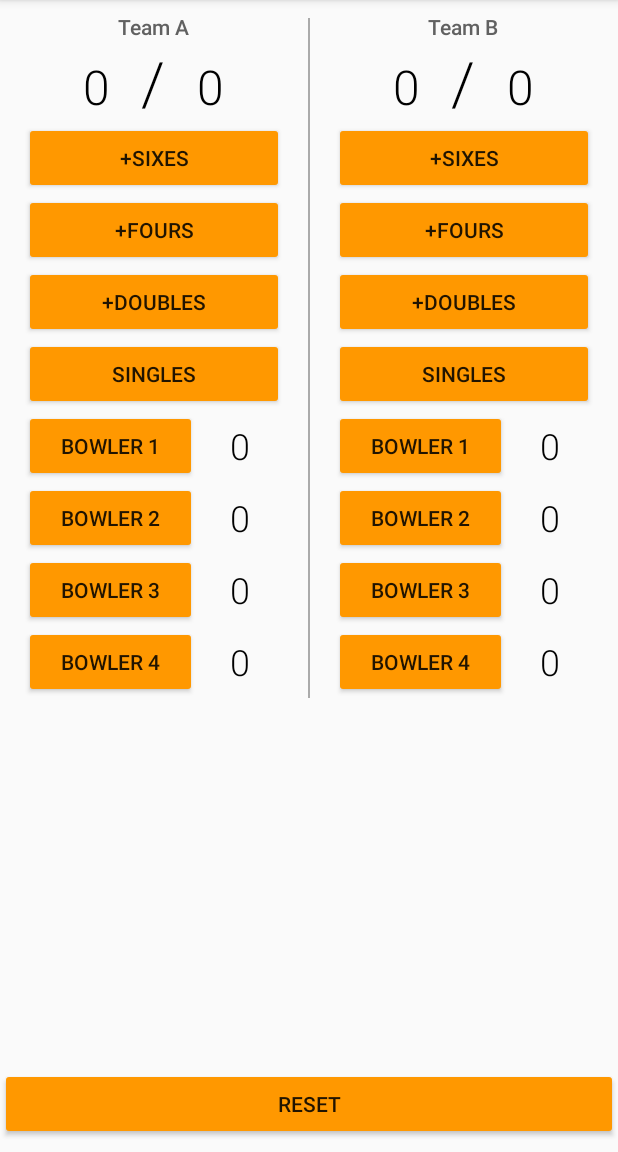
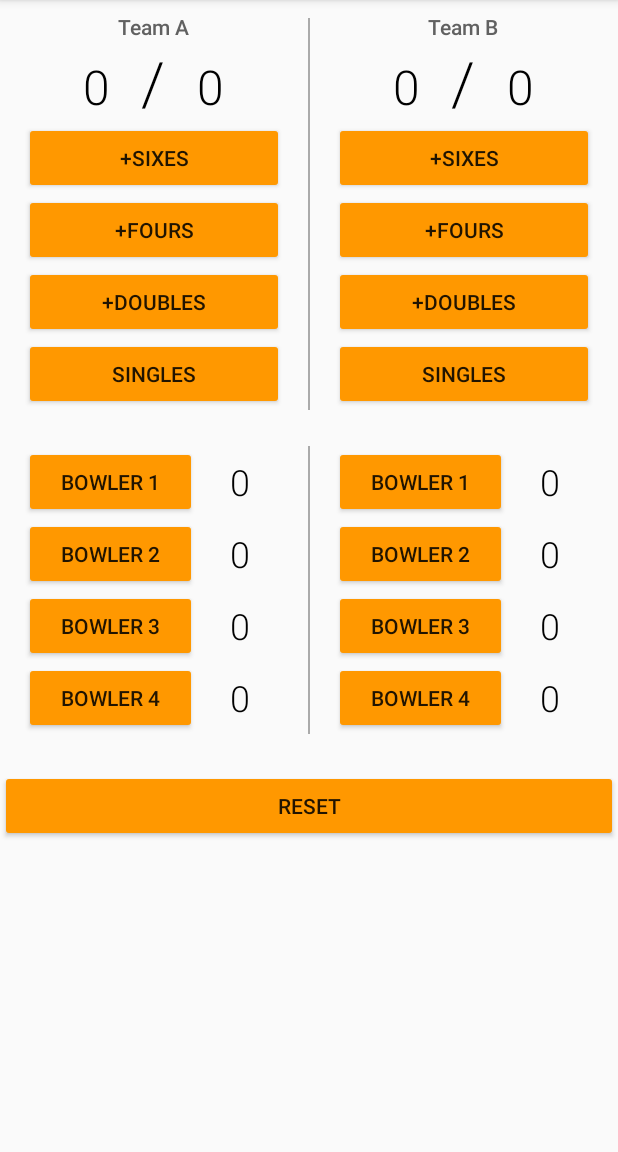
Before and after one commit to SrChip15/cricket-score-keeper, an Android app: the screen it shows after launch (MainActivity), on a phone screen of 412 x 824 dp, the part 84-1236 px from its top. Run offline under Robolectric (Android 15) with nearby library versions, the phone set to English and light mode, and no system bars.

```diff
--- a/app/build.gradle
+++ b/app/build.gradle
@@ -12,7 +12,7 @@ android {
     }
     buildTypes {
         release {
-            minifyEnabled false
+            minifyEnabled true
             proguardFiles getDefaultProguardFile('proguard-android.txt'), 'proguard-rules.pro'
         }
     }
@@ -25,4 +25,6 @@ dependencies {
     })
     compile 'com.android.support:appcompat-v7:27.0.2'
     testCompile 'junit:junit:4.12'
+
+    implementation "android.arch.lifecycle:extensions:1.0.0"
 }
--- a/app/src/main/java/com/example/android/cricketscorekeeper/MainActivity.java
+++ b/app/src/main/java/com/example/android/cricketscorekeeper/MainActivity.java
@@ -23,13 +23,80 @@ public class MainActivity extends AppCompatActivity {
 	int teamBBowler3 = 0;
 	int teamBBowler4 = 0;
 
+	private static final String TEAM_A_SCORE = "scoreTeamA";
+	private static final String TEAM_B_SCORE = "scoreTeamB";
+	private static final String TEAM_A_WICKETS = "wicketsTeamA";
+	private static final String TEAM_B_WICKETS = "wicketsTeamB";
+	private static final String TEAM_A_BOWLER_1 = "teamABowler1";
+	private static final String TEAM_A_BOWLER_2 = "teamABowler2";
+	private static final String TEAM_A_BOWLER_3 = "teamABowler3";
+	private static final String TEAM_A_BOWLER_4 = "teamABowler4";
+	private static final String TEAM_B_BOWLER_1 = "teamBBowler1";
+	private static final String TEAM_B_BOWLER_2 = "teamBBowler2";
+	private static final String TEAM_B_BOWLER_3 = "teamBBowler3";
+	private static final String TEAM_B_BOWLER_4 = "teamBBowler4";
+
 	/** This app displays an score form to track a cricket match's score */
 	@Override
 	protected void onCreate(Bundle savedInstanceState) {
 		super.onCreate(savedInstanceState);
 		setContentView(R.layout.activity_main);
+		if (savedInstanceState != null) {
+			scoreTeamA = savedInstanceState.getInt(TEAM_A_SCORE);
+			scoreTeamB = savedInstanceState.getInt(TEAM_B_SCORE);
+
+			wicketsTeamA = savedInstanceState.getInt(TEAM_A_WICKETS);
+			wicketsTeamB = savedInstanceState.getInt(TEAM_B_WICKETS);
+
+			teamABowler1 = savedInstanceState.getInt(TEAM_A_BOWLER_1);
+			teamABowler2 = savedInstanceState.getInt(TEAM_A_BOWLER_2);
+			teamABowler3 = savedInstanceState.getInt(TEAM_A_BOWLER_3);
+			teamABowler4 = savedInstanceState.getInt(TEAM_A_BOWLER_4);
+
+			teamBBowler1 = savedInstanceState.getInt(TEAM_B_BOWLER_1);
+			teamBBowler2 = savedInstanceState.getInt(TEAM_B_BOWLER_2);
+			teamBBowler3 = savedInstanceState.getInt(TEAM_B_BOWLER_3);
+			teamBBowler4 = savedInstanceState.getInt(TEAM_B_BOWLER_4);
+		}
+
 		displayForTeamA();
-		displayForTeamA();
+		displayForTeamB();
+
+		displayForTeamABowler1();
+		displayForTeamABowler2();
+		displayForTeamABowler3();
+		displayForTeamABowler4();
+
+		displayForTeamBBowler1();
+		displayForTeamBBowler2();
+		displayForTeamBBowler3();
+		displayForTeamBBowler4();
+	}
+
+	@Override
+	protected void onSaveInstanceState(Bundle saveCurrentState) {
+		// Score
+		saveCurrentState.putInt(TEAM_A_SCORE, scoreTeamA);
+		saveCurrentState.putInt(TEAM_B_SCORE, scoreTeamB);
+
+		// Wickets
+		saveCurrentState.putInt(TEAM_A_WICKETS, wicketsTeamA);
+		saveCurrentState.putInt(TEAM_B_WICKETS, wicketsTeamB);
+
+		// Individual bowler scores
+		// Team A
+		saveCurrentState.putInt(TEAM_A_BOWLER_1, teamABowler1);
+		saveCurrentState.putInt(TEAM_A_BOWLER_2, teamABowler2);
+		saveCurrentState.putInt(TEAM_A_BOWLER_3, teamABowler3);
+		saveCurrentState.putInt(TEAM_A_BOWLER_4, teamABowler4);
+
+		// Team B
+		saveCurrentState.putInt(TEAM_B_BOWLER_1, teamBBowler1);
+		saveCurrentState.putInt(TEAM_B_BOWLER_2, teamBBowler2);
+		saveCurrentState.putInt(TEAM_B_BOWLER_3, teamBBowler3);
+		saveCurrentState.putInt(TEAM_B_BOWLER_4, teamBBowler4);
+
+		super.onSaveInstanceState(saveCurrentState);
 	}
 
 	/** This method is invoked when team A's striking batsman hits a sixer (similar to home run) */
--- a/app/src/main/res/layout/activity_main.xml
+++ b/app/src/main/res/layout/activity_main.xml
@@ -1,8 +1,13 @@
 <?xml version="1.0" encoding="utf-8"?>
-<RelativeLayout xmlns:android="http://schemas.android.com/apk/res/android"
+<ScrollView
+    xmlns:android="http://schemas.android.com/apk/res/android"
     xmlns:tools="http://schemas.android.com/tools"
     android:layout_width="match_parent"
-    android:layout_height="match_parent"
+    android:layout_height="match_parent">
+
+    <RelativeLayout
+        android:layout_width="match_parent"
+        android:layout_height="wrap_content"
         tools:context="com.example.android.cricketscorekeeper.MainActivity">
 
         <LinearLayout
@@ -26,7 +31,7 @@
                     android:fontFamily="sans-serif-medium"
                     android:text="@string/header_team_a"
                     android:textColor="#616161"
-                android:textSize="14sp" />
+                    android:textSize="14sp"/>
 
                 <LinearLayout
                     android:layout_width="match_parent"
@@ -44,7 +49,7 @@
                         android:gravity="right"
                         android:text="@string/runs_or_wickets"
                         android:textColor="#000000"
-                    android:textSize="32sp" />
+                        android:textSize="32sp"/>
 
                     <TextView
                         android:layout_width="0dp"
@@ -54,7 +59,7 @@
                         android:gravity="center_horizontal"
                         android:text="/"
                         android:textColor="#000000"
-                    android:textSize="40sp" />
+                        android:textSize="40sp"/>
 
                     <TextView
                         android:id="@+id/team_a_wickets"
@@ -65,7 +70,7 @@
                         android:gravity="left"
                         android:text="@string/runs_or_wickets"
                         android:textColor="#000000"
-                    android:textSize="32sp" />
+                        android:textSize="32sp"/>
 
                 </LinearLayout>
 
@@ -76,7 +81,7 @@
                     android:layout_marginLeft="16dp"
                     android:layout_marginRight="16dp"
                     android:onClick="sixRunsForTeamA"
-                android:text="@string/six_runs" />
+                    android:text="@string/six_runs"/>
 
                 <Button
                     android:layout_width="match_parent"
@@ -85,7 +90,7 @@
                     android:layout_marginLeft="16dp"
                     android:layout_marginRight="16dp"
                     android:onClick="fourRunsForTeamA"
-                android:text="@string/four_runs" />
+                    android:text="@string/four_runs"/>
 
                 <Button
                     android:layout_width="match_parent"
@@ -94,7 +99,7 @@
                     android:layout_marginLeft="16dp"
                     android:layout_marginRight="16dp"
                     android:onClick="twoRunsForTeamA"
-                android:text="@string/two_runs" />
+                    android:text="@string/two_runs"/>
 
                 <Button
                     android:layout_width="match_parent"
@@ -103,7 +108,7 @@
                     android:layout_marginLeft="16dp"
                     android:layout_marginRight="16dp"
                     android:onClick="singleRunForTeamA"
-                android:text="@string/single_run" />
+                    android:text="@string/single_run"/>
 
             </LinearLayout>
 
@@ -111,7 +116,7 @@
                 android:layout_width="1dp"
                 android:layout_height="match_parent"
                 android:layout_marginTop="8dp"
-            android:background="@android:color/darker_gray" />
+                android:background="@android:color/darker_gray"/>
 
             <LinearLayout
                 android:layout_width="0dp"
@@ -127,7 +132,7 @@
                     android:fontFamily="sans-serif-medium"
                     android:text="@string/header_team_b"
                     android:textColor="#616161"
-                android:textSize="14sp" />
+                    android:textSize="14sp"/>
 
                 <LinearLayout
                     android:layout_width="match_parent"
@@ -145,7 +150,7 @@
                         android:gravity="right"
                         android:text="@string/runs_or_wickets"
                         android:textColor="#000000"
-                    android:textSize="32sp" />
+                        android:textSize="32sp"/>
 
                     <TextView
                         android:layout_width="0dp"
@@ -155,7 +160,7 @@
                         android:gravity="center_horizontal"
                         android:text="/"
                         android:textColor="#000000"
-                    android:textSize="40sp" />
+                        android:textSize="40sp"/>
 
                     <TextView
                         android:id="@+id/team_b_wickets"
@@ -166,7 +171,7 @@
                         android:gravity="left"
                         android:text="@string/runs_or_wickets"
                         android:textColor="#000000"
-                    android:textSize="32sp" />
+                        android:textSize="32sp"/>
 
                 </LinearLayout>
 
@@ -177,7 +182,7 @@
                     android:layout_marginLeft="16dp"
                     android:layout_marginRight="16dp"
                     android:onClick="sixRunsForTeamB"
-                android:text="@string/six_runs" />
+                    android:text="@string/six_runs"/>
 
                 <Button
                     android:layout_width="match_parent"
@@ -186,7 +191,7 @@
                     android:layout_marginLeft="16dp"
                     android:layout_marginRight="16dp"
                     android:onClick="fourRunsForTeamB"
-                android:text="@string/four_runs" />
+                    android:text="@string/four_runs"/>
 
                 <Button
                     android:layout_width="match_parent"
@@ -195,7 +200,7 @@
                     android:layout_marginLeft="16dp"
                     android:layout_marginRight="16dp"
                     android:onClick="twoRunsForTeamB"
-                android:text="@string/two_runs" />
+                    android:text="@string/two_runs"/>
 
                 <Button
                     android:layout_width="match_parent"
@@ -204,15 +209,17 @@
                     android:layout_marginLeft="16dp"
                     android:layout_marginRight="16dp"
                     android:onClick="singleRunForTeamB"
-                android:text="@string/single_run" />
+                    android:text="@string/single_run"/>
 
             </LinearLayout>
 
         </LinearLayout>
 
         <LinearLayout
+            android:id="@+id/bowling_figures"
             android:layout_width="match_parent"
             android:layout_height="wrap_content"
+            android:layout_marginTop="24dp"
             android:layout_below="@id/batting_view"
             android:orientation="horizontal">
 
@@ -235,7 +242,7 @@
                         android:layout_gravity="center_horizontal"
                         android:layout_weight="2"
                         android:onClick="teamABowler1Wickets"
-                    android:text="Bowler 1" />
+                        android:text="Bowler 1"/>
 
                     <TextView
                         android:id="@+id/wickets_taken_team_a_bowler_1"
@@ -247,7 +254,7 @@
                         android:gravity="center"
                         android:text="@string/runs_or_wickets"
                         android:textColor="@android:color/black"
-                    android:textSize="24sp" />
+                        android:textSize="24sp"/>
 
                 </LinearLayout>
 
@@ -264,7 +271,7 @@
                         android:layout_gravity="center_horizontal"
                         android:layout_weight="2"
                         android:onClick="teamABowler2Wickets"
-                    android:text="Bowler 2" />
+                        android:text="Bowler 2"/>
 
                     <TextView
                         android:id="@+id/wickets_taken_team_a_bowler_2"
@@ -276,7 +283,7 @@
                         android:gravity="center"
                         android:text="@string/runs_or_wickets"
                         android:textColor="@android:color/black"
-                    android:textSize="24sp" />
+                        android:textSize="24sp"/>
 
                 </LinearLayout>
 
@@ -293,7 +300,7 @@
                         android:layout_gravity="center_horizontal"
                         android:layout_weight="2"
                         android:onClick="teamABowler3Wickets"
-                    android:text="Bowler 3" />
+                        android:text="Bowler 3"/>
 
                     <TextView
                         android:id="@+id/wickets_taken_team_a_bowler_3"
@@ -305,7 +312,7 @@
                         android:gravity="center"
                         android:text="@string/runs_or_wickets"
                         android:textColor="@android:color/black"
-                    android:textSize="24sp" />
+                        android:textSize="24sp"/>
 
                 </LinearLayout>
 
@@ -322,7 +329,7 @@
                         android:layout_gravity="center_horizontal"
                         android:layout_weight="2"
                         android:onClick="teamABowler4Wickets"
-                    android:text="Bowler 4" />
+                        android:text="Bowler 4"/>
 
                     <TextView
                         android:id="@+id/wickets_taken_team_a_bowler_4"
@@ -334,7 +341,7 @@
                         android:gravity="center"
                         android:text="@string/runs_or_wickets"
                         android:textColor="@android:color/black"
-                    android:textSize="24sp" />
+                        android:textSize="24sp"/>
 
                 </LinearLayout>
 
@@ -343,7 +350,7 @@
             <View
                 android:layout_width="1dp"
                 android:layout_height="match_parent"
-            android:background="@android:color/darker_gray" />
+                android:background="@android:color/darker_gray"/>
 
             <LinearLayout
                 android:layout_width="0dp"
@@ -364,7 +371,7 @@
                         android:layout_gravity="center_horizontal"
                         android:layout_weight="2"
                         android:onClick="teamBBowler1Wickets"
-                    android:text="Bowler 1" />
+                        android:text="Bowler 1"/>
 
                     <TextView
                         android:id="@+id/wickets_taken_team_b_bowler_1"
@@ -376,7 +383,7 @@
                         android:gravity="center"
                         android:text="@string/runs_or_wickets"
                         android:textColor="@android:color/black"
-                    android:textSize="24sp" />
+                        android:textSize="24sp"/>
 
                 </LinearLayout>
 
@@ -393,7 +400,7 @@
                         android:layout_gravity="center_horizontal"
                         android:layout_weight="2"
                         android:onClick="teamBBowler2Wickets"
-                    android:text="Bowler 2" />
+                        android:text="Bowler 2"/>
 
                     <TextView
                         android:id="@+id/wickets_taken_team_b_bowler_2"
@@ -405,7 +412,7 @@
                         android:gravity="center"
                         android:text="@string/runs_or_wickets"
                         android:textColor="@android:color/black"
-                    android:textSize="24sp" />
+                        android:textSize="24sp"/>
 
                 </LinearLayout>
 
@@ -422,7 +429,7 @@
                         android:layout_gravity="center_horizontal"
                         android:layout_weight="2"
                         android:onClick="teamBBowler3Wickets"
-                    android:text="Bowler 3" />
+                        android:text="Bowler 3"/>
 
                     <TextView
                         android:id="@+id/wickets_taken_team_b_bowler_3"
@@ -434,7 +441,7 @@
                         android:gravity="center"
                         android:text="@string/runs_or_wickets"
                         android:textColor="@android:color/black"
-                    android:textSize="24sp" />
+                        android:textSize="24sp"/>
 
                 </LinearLayout>
 
@@ -451,7 +458,7 @@
                         android:layout_gravity="center_horizontal"
                         android:layout_weight="2"
                         android:onClick="teamBBowler4Wickets"
-                    android:text="Bowler 4" />
+                        android:text="Bowler 4"/>
 
                     <TextView
                         android:id="@+id/wickets_taken_team_b_bowler_4"
@@ -463,7 +470,7 @@
                         android:gravity="center"
                         android:text="@string/runs_or_wickets"
                         android:textColor="@android:color/black"
-                    android:textSize="24sp" />
+                        android:textSize="24sp"/>
 
                 </LinearLayout>
 
@@ -474,10 +481,13 @@
         <Button
             android:layout_width="match_parent"
             android:layout_height="wrap_content"
-        android:layout_alignParentBottom="true"
+            android:layout_below="@id/bowling_figures"
+            android:layout_marginTop="24dp"
             android:layout_centerHorizontal="true"
-        android:layout_marginBottom="8dp"
+            android:layout_marginBottom="4dp"
             android:onClick="resetScore"
-        android:text="@string/reset" />
+            android:text="@string/reset"/>
 
     </RelativeLayout>
+
+</ScrollView>
--- a/build.gradle
+++ b/build.gradle
@@ -15,8 +15,10 @@ buildscript {
 
 allprojects {
     repositories {
-        google()
         jcenter()
+        maven {
+            url 'https://maven.google.com'
+        }
     }
 }
 
```
Lines whose indentation alone changed are shown as unchanged.
